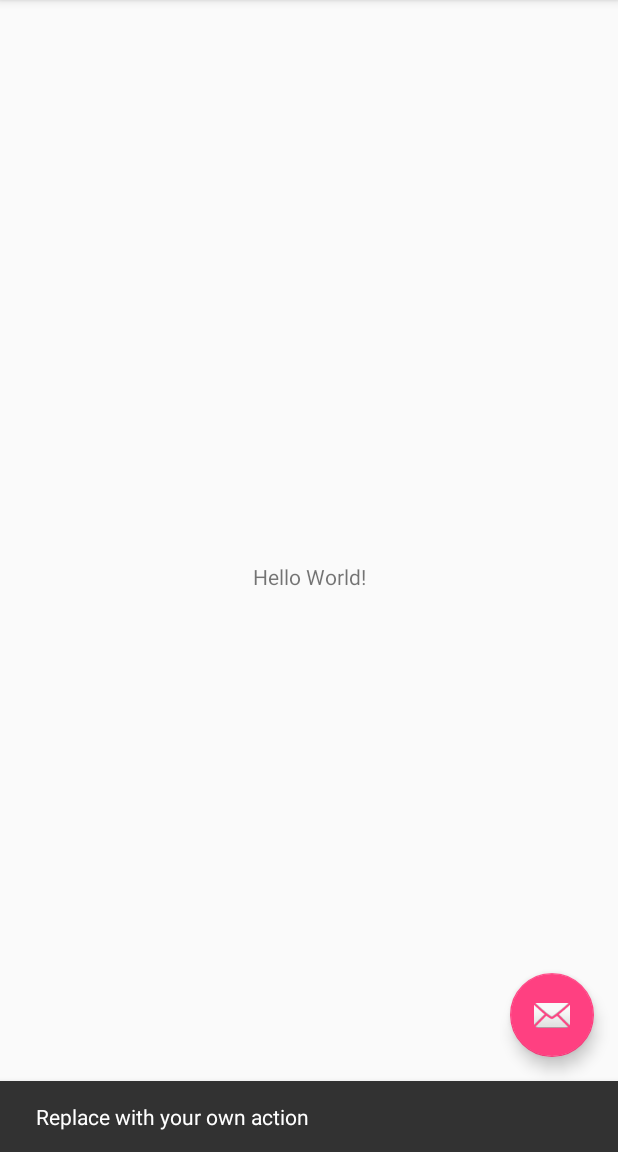
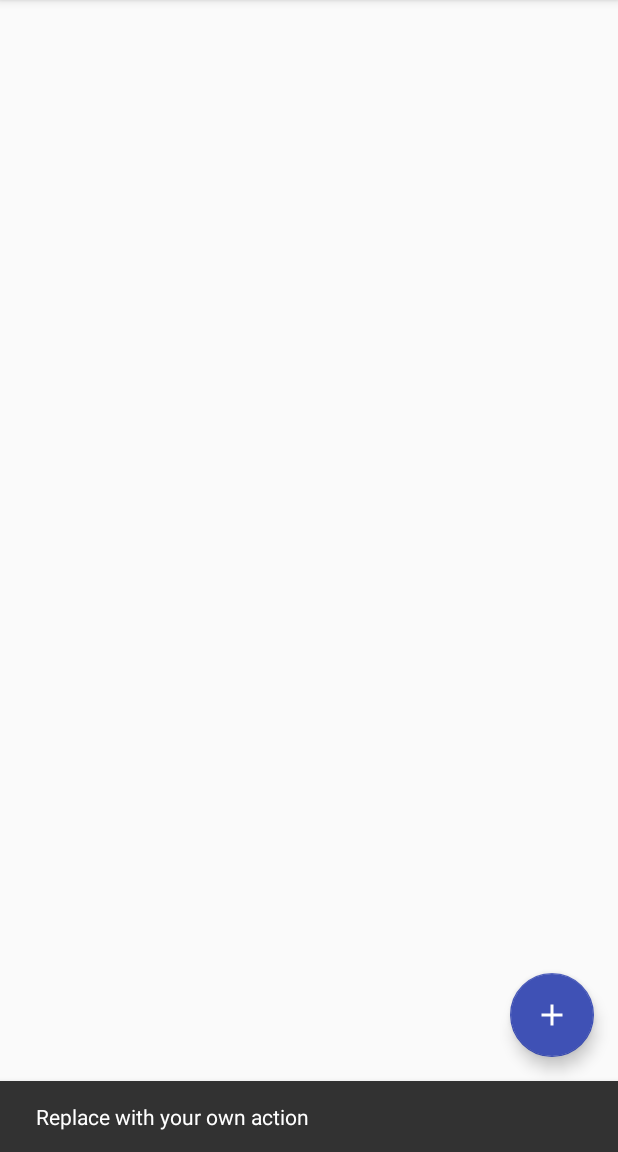
Before and after one commit to CypherpunkArmory/UserLAnd, an Android app: the screen it shows after launch (MainActivity before the commit, RootFsListActivity after it), after a tap on an icon or button, on a phone screen of 412 x 824 dp, the part 84-1236 px from its top. Run offline under Robolectric (Android 15) with nearby library versions, the phone set to English and light mode, and no system bars; 1 statement that could not run was skipped.

Commit message:
Restructure files. Update main activity.

```diff
--- a/app/src/main/AndroidManifest.xml
+++ b/app/src/main/AndroidManifest.xml
@@ -10,7 +10,7 @@
         android:supportsRtl="true"
         android:theme="@style/AppTheme">
         <activity
-            android:name=".MainActivity"
+            android:name=".RootFsListActivity"
             android:label="@string/app_name"
             android:theme="@style/AppTheme.NoActionBar">
             <intent-filter>
--- a/app/src/main/java/tech/userland/userland/MainActivity.kt
+++ b/app/src/main/java/tech/userland/userland/RootFsListActivity.kt
@@ -6,14 +6,13 @@ import android.support.v7.app.AppCompatActivity
 import android.view.Menu
 import android.view.MenuItem
 
-import kotlinx.android.synthetic.main.activity_main.*
-import kotlinx.android.synthetic.main.content_main.*
+import kotlinx.android.synthetic.main.activity_root_fs_list.*
 
-class MainActivity : AppCompatActivity() {
+class RootFsListActivity : AppCompatActivity() {
 
     override fun onCreate(savedInstanceState: Bundle?) {
         super.onCreate(savedInstanceState)
-        setContentView(R.layout.activity_main)
+        setContentView(R.layout.activity_root_fs_list)
         setSupportActionBar(toolbar)
 
         fab.setOnClickListener { view ->
@@ -21,8 +20,6 @@ class MainActivity : AppCompatActivity() {
                     .setAction("Action", null).show()
         }
 
-        // Example of a call to a native method
-        sample_text.text = stringFromJNI()
     }
 
     override fun onCreateOptionsMenu(menu: Menu): Boolean {
--- /dev/null
+++ b/app/src/main/res/drawable/ic_add_white_24dp.xml
@@ -0,0 +1,5 @@
+<vector android:height="24dp" android:tint="#FFFFFF"
+    android:viewportHeight="24.0" android:viewportWidth="24.0"
+    android:width="24dp" xmlns:android="http://schemas.android.com/apk/res/android">
+    <path android:fillColor="#FF000000" android:pathData="M19,13h-6v6h-2v-6H5v-2h6V5h2v6h6v2z"/>
+</vector>
--- a/app/src/main/res/layout/activity_main.xml
+++ b/app/src/main/res/layout/activity_root_fs_list.xml
@@ -4,7 +4,7 @@
     xmlns:tools="http://schemas.android.com/tools"
     android:layout_width="match_parent"
     android:layout_height="match_parent"
-    tools:context=".MainActivity">
+    tools:context=".RootFsListActivity">
 
     <android.support.design.widget.AppBarLayout
         android:layout_width="match_parent"
@@ -15,12 +15,10 @@
             android:id="@+id/toolbar"
             android:layout_width="match_parent"
             android:layout_height="?attr/actionBarSize"
-            android:background="?attr/colorPrimary"
+            android:background="@color/colorPrimary"
             app:popupTheme="@style/AppTheme.PopupOverlay" />
 
     </android.support.design.widget.AppBarLayout>
-
-    <include layout="@layout/content_main" />
 
     <android.support.design.widget.FloatingActionButton
         android:id="@+id/fab"
@@ -28,6 +26,6 @@
         android:layout_height="wrap_content"
         android:layout_gravity="bottom|end"
         android:layout_margin="@dimen/fab_margin"
-        app:srcCompat="@android:drawable/ic_dialog_email" />
+        android:src="@drawable/ic_add_white_24dp" />
 
 </android.support.design.widget.CoordinatorLayout>
--- a/app/src/main/res/layout/content_main.xml
+++ /dev/null
@@ -1,21 +0,0 @@
-<?xml version="1.0" encoding="utf-8"?>
-<android.support.constraint.ConstraintLayout xmlns:android="http://schemas.android.com/apk/res/android"
-    xmlns:app="http://schemas.android.com/apk/res-auto"
-    xmlns:tools="http://schemas.android.com/tools"
-    android:layout_width="match_parent"
-    android:layout_height="match_parent"
-    app:layout_behavior="@string/appbar_scrolling_view_behavior"
-    tools:context=".MainActivity"
-    tools:showIn="@layout/activity_main">
-
-    <TextView
-        android:id="@+id/sample_text"
-        android:layout_width="wrap_content"
-        android:layout_height="wrap_content"
-        android:text="Hello World!"
-        app:layout_constraintBottom_toBottomOf="parent"
-        app:layout_constraintLeft_toLeftOf="parent"
-        app:layout_constraintRight_toRightOf="parent"
-        app:layout_constraintTop_toTopOf="parent" />
-
-</android.support.constraint.ConstraintLayout>
--- a/app/src/main/res/menu/menu_main.xml
+++ b/app/src/main/res/menu/menu_main.xml
@@ -1,10 +1,15 @@
 <menu xmlns:android="http://schemas.android.com/apk/res/android"
     xmlns:app="http://schemas.android.com/apk/res-auto"
     xmlns:tools="http://schemas.android.com/tools"
-    tools:context="tech.userland.userland.MainActivity">
+    tools:context="tech.userland.userland.RootFsListActivity">
     <item
         android:id="@+id/action_settings"
         android:orderInCategory="100"
         android:title="@string/action_settings"
         app:showAsAction="never" />
+    <item
+        android:id="@+id/action_help"
+        android:orderInCategory="101"
+        android:title="Help"
+        app:showAsAction="never" />
 </menu>
--- a/app/src/main/res/values/colors.xml
+++ b/app/src/main/res/values/colors.xml
@@ -1,6 +1,6 @@
 <?xml version="1.0" encoding="utf-8"?>
 <resources>
     <color name="colorPrimary">#3F51B5</color>
-    <color name="colorPrimaryDark">#303F9F</color>
-    <color name="colorAccent">#FF4081</color>
+    <color name="colorPrimaryDark">#424242</color>
+    <color name="colorAccent">#3F51B5</color>
 </resources>
--- a/build.gradle
+++ b/build.gradle
@@ -1,7 +1,7 @@
 // Top-level build file where you can add configuration options common to all sub-projects/modules.
 
 buildscript {
-    ext.kotlin_version = '1.2.30'
+    ext.kotlin_version = '1.2.40'
     repositories {
         google()
         jcenter()
```
Also changed, not shown: 1 other file.
